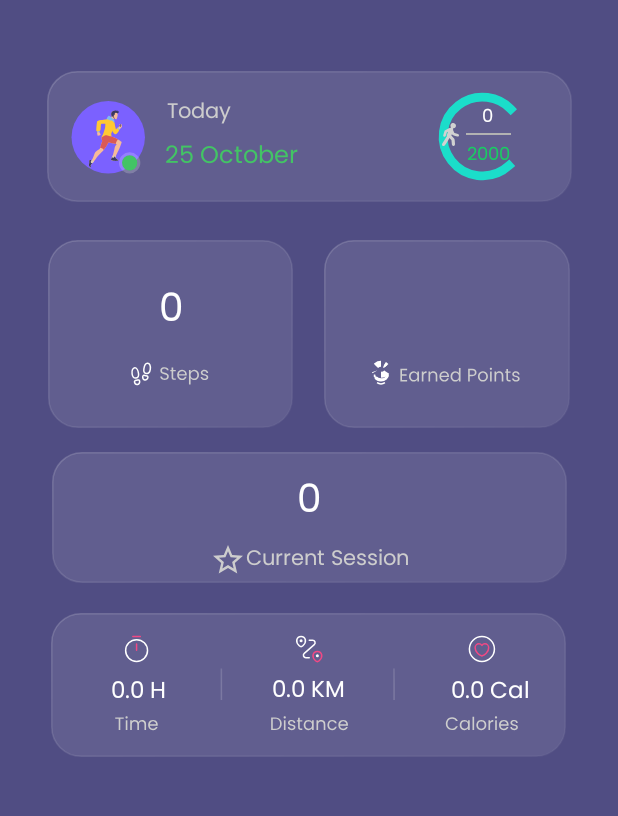
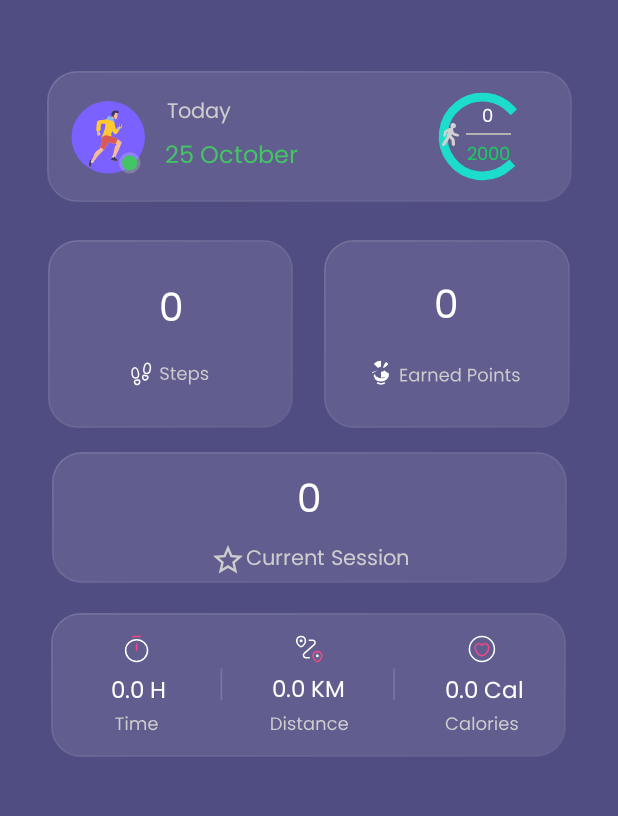
Before and after one commit to etozheluka/TBC_Final, an Android app: the HomeFragment screen opened through its navigation route, on a phone screen of 412 x 824 dp, the part 170-986 px from its top. Run offline under Robolectric (Android 15) with nearby library versions, the phone set to English and light mode, and no system bars; our stand-ins replace CircleImageView, Dagger/Hilt's generated code; plain views replace CircularProgressBar.

Commit message:
homeFragment commit

```diff
--- a/app/build.gradle
+++ b/app/build.gradle
@@ -51,6 +51,7 @@ dependencies {
     implementation 'com.google.firebase:firebase-auth-ktx:21.0.8'
     implementation 'com.google.firebase:firebase-crashlytics-ktx:18.2.13'
     implementation 'com.google.firebase:firebase-analytics-ktx:21.1.1'
+    implementation 'com.google.firebase:firebase-database-ktx:20.0.6'
     testImplementation 'junit:junit:4.13.2'
     androidTestImplementation 'androidx.test.ext:junit:1.1.3'
     androidTestImplementation 'androidx.test.espresso:espresso-core:3.4.0'
--- a/app/src/main/java/com/example/tbc_final/domain/repository/StepPreferencesRepository.kt
+++ b/app/src/main/java/com/example/tbc_final/domain/repository/StepPreferencesRepository.kt
@@ -9,7 +9,13 @@ interface StepPreferencesRepository {
         steps: String
     )
 
+    suspend fun putPoints(
+        points:String
+    )
+
     suspend fun getStep():Result<String>
 
     suspend fun getTotalStep():Result<String>
+
+    suspend fun getPoints():Result<String>
 }
--- a/app/src/main/res/layout/fragment_home.xml
+++ b/app/src/main/res/layout/fragment_home.xml
@@ -129,6 +129,20 @@
         app:layout_constraintTop_toBottomOf="@+id/imageView9" />
 
     <TextView
+        android:id="@+id/totalPoints"
+        android:layout_width="150dp"
+        android:layout_height="wrap_content"
+        android:layout_marginTop="24dp"
+        android:fontFamily="@font/poppins"
+        android:text="@string/_0"
+        android:textAlignment="center"
+        android:textColor="#FFFFFF"
+        android:textSize="26sp"
+        app:layout_constraintEnd_toEndOf="@+id/imageView14"
+        app:layout_constraintStart_toStartOf="@+id/imageView14"
+        app:layout_constraintTop_toTopOf="@+id/imageView14" />
+
+    <TextView
         android:id="@+id/totalSteps"
         android:layout_width="150dp"
         android:layout_height="wrap_content"
@@ -236,7 +250,7 @@
         android:layout_width="wrap_content"
         android:layout_height="wrap_content"
         android:layout_marginTop="40dp"
-        android:layout_marginEnd="24dp"
+        android:layout_marginEnd="28dp"
         android:fontFamily="@font/poppins"
         android:text="@string/_0_0_cal"
         android:textColor="@color/white"
```
Also changed, not shown: app/src/main/java/com/example/tbc_final/data/repository/StepPreferencesRepositoryImpl.kt (+28 -0 lines), app/src/main/java/com/example/tbc_final/service/MotionActivityService.kt (+15 -9 lines), app/src/main/java/com/example/tbc_final/ui/home/HomeFragment.kt (+5 -8 lines), app/src/main/java/com/example/tbc_final/ui/home/HomeViewModel.kt (+1 -7 lines).
